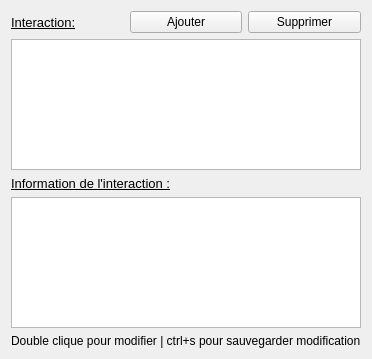
Gibus21250/CDAA, file interfaces/ficheContact.ui: the form before one commit.
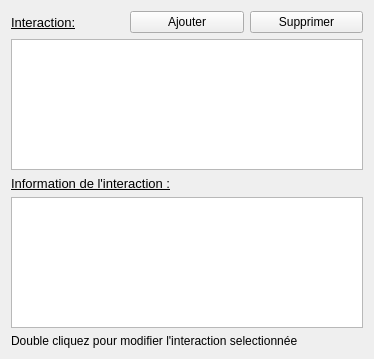
The form after the commit.

The edit to the form file:
```diff
--- a/interfaces/ficheContact.ui
+++ b/interfaces/ficheContact.ui
@@ -6,7 +6,7 @@
    <rect>
     <x>0</x>
     <y>0</y>
-    <width>367</width>
+    <width>374</width>
     <height>359</height>
    </rect>
   </property>
@@ -94,7 +94,7 @@
      <item>
       <widget class="QLabel" name="l_info">
        <property name="text">
-        <string>Double clique pour modifier | ctrl+s pour sauvegarder modification</string>
+        <string>Double cliquez pour modifier l'interaction selectionnée</string>
        </property>
       </widget>
      </item>
```
